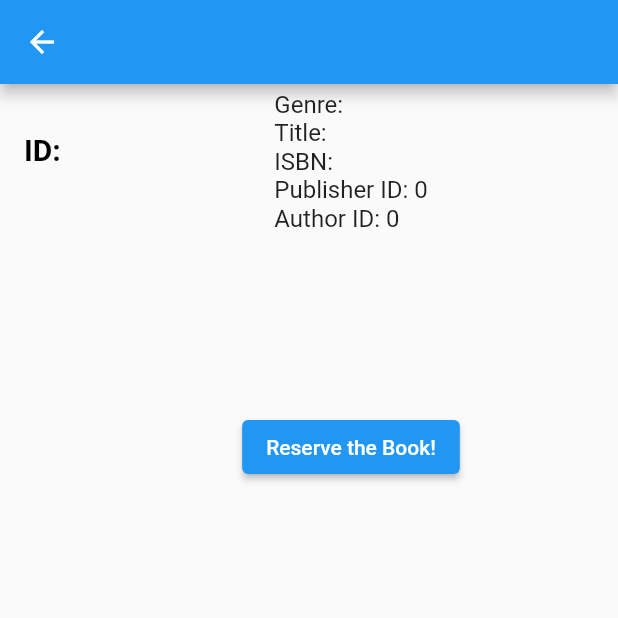
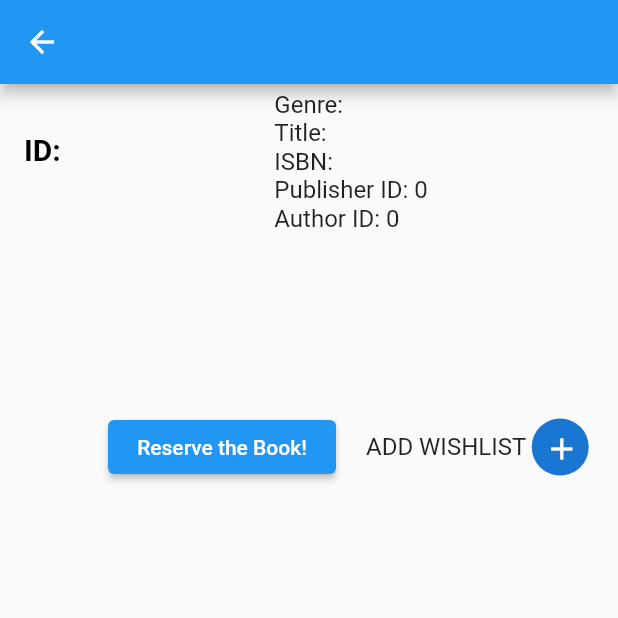
Before and after one commit to yakuplacin/Library_System_Management, a Flutter app: the ReserveBookPage screen opened directly with empty values, on a phone screen of 412 x 824 dp, the top half of it. Run offline on Flutter 3.47's test engine with Material 2 defaults, Android fonts, the phone set to English and light mode, and no system bars.

Commit message:
adding wishlist book to database

```diff
--- a/lib/reservebook_page.dart
+++ b/lib/reservebook_page.dart
@@ -38,11 +38,21 @@ class _ReserveBookPageState extends State<ReserveBookPage> {
     print(widget.datause[0]['id']);
     print(widget.book_id);
     print(formattedDate);
-    final response = await http.post(Uri.parse("http://10.0.2.2/login/reservebook.php"), body: {
+    final response = await http
+        .post(Uri.parse("http://10.0.2.2/login/reservebook.php"), body: {
       "book_id": widget.book_id,
       "student_id": widget.datause[0]['id'],
       "date": formattedDate,
       "book_status": 'reserve',
+    });
+    //var dataBook = json.decode(response.body);
+  }
+
+  Future addWishlist() async {
+    final response = await http
+        .post(Uri.parse("http://10.0.2.2/login/addwishlist.php"), body: {
+      "book_id": widget.book_id,
+      "student_id": widget.datause[0]['id'],
     });
     //var dataBook = json.decode(response.body);
   }
@@ -94,9 +104,10 @@ class _ReserveBookPageState extends State<ReserveBookPage> {
                   SizedBox(
                     height: 100,
                   ),
-                  Column(
+                  Row(
                     children: [
-                      ElevatedButton(
+                      Expanded(
+                        child: ElevatedButton(
                           onPressed: () {
                             //      if (widget.book_status != 'reserve' && widget.book_status != 'given') {
                             if (widget.book_status == 'exist') {
@@ -121,6 +132,36 @@ class _ReserveBookPageState extends State<ReserveBookPage> {
                           },
                           child: Text('Reserve the Book!'),
                         ),
+                      ),
+                      SizedBox(
+                        width: 20,
+                      ),
+                      Expanded(
+                          child: Row(
+                        children: [
+                          Text('ADD WISHLIST '),
+                          CircleAvatar(
+                            child: IconButton(
+                              onPressed: () async {
+                                await addWishlist();
+                                showDialog(
+                                  context: context,
+                                  builder: (context) {
+                                    return AlertDialog(
+                                      content: Text(
+                                        'The book has been added to your Wishlist!!',
+                                        textAlign: TextAlign.center,
+                                      ),
+                                    );
+                                  },
+                                );
+                              },
+                              icon: Icon(Icons.add),
+                            ),
+                            maxRadius: 19,
+                          ),
+                        ],
+                      )),
                     ],
                   ),
                 ],
```
Lines whose indentation alone changed are shown as unchanged.
